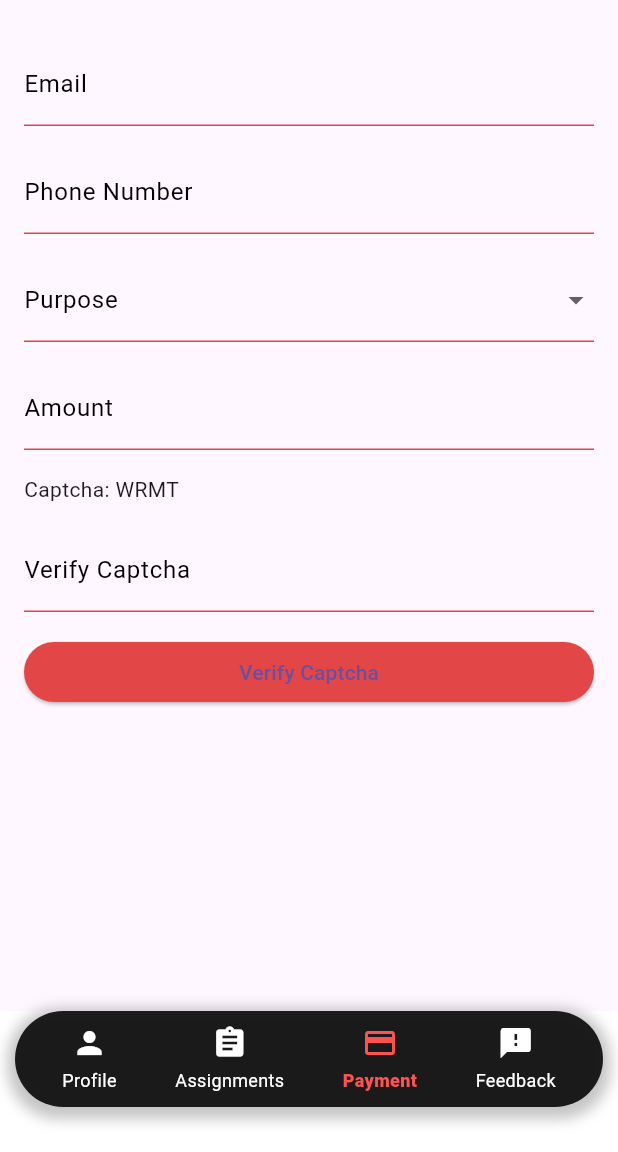
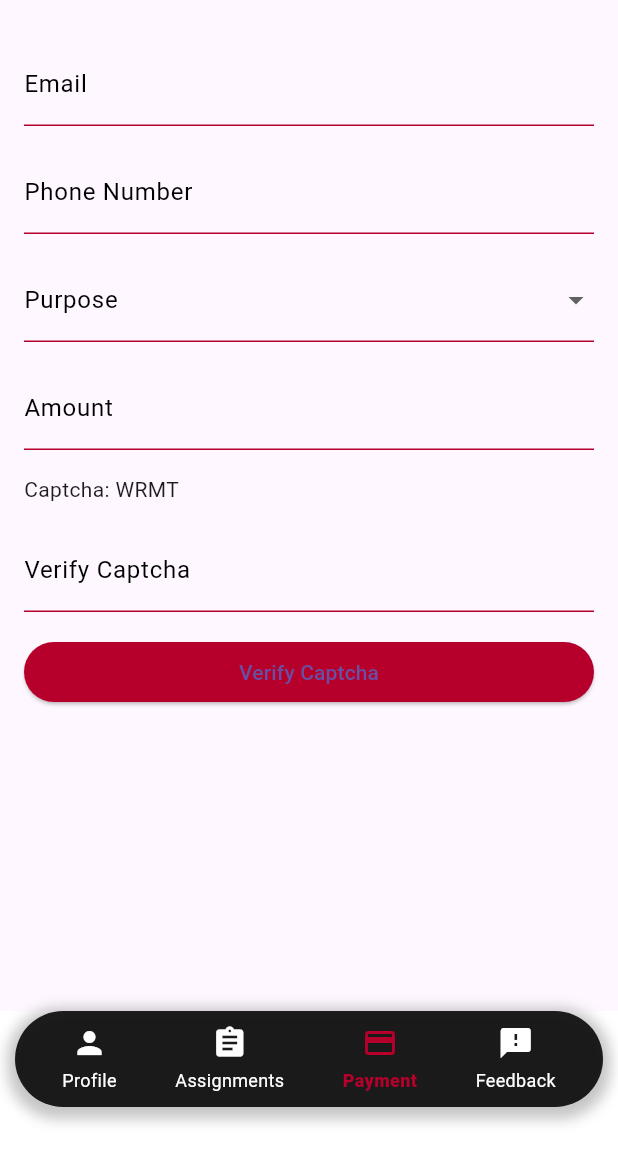
Before and after one commit to Ishan-Hegde/CRCE_Connex_App, a Flutter app: the HomePage screen opened directly, item 3 of the bottom bar chosen, on a phone screen of 412 x 824 dp, the part 84-1236 px from its top. Run offline on Flutter 3.47's test engine with Material 3 defaults, Android fonts, the phone set to English and light mode, and no system bars; our stand-ins replace cloud_firestore, file_picker, firebase_auth, firebase_core, firebase_storage, google_fonts; missing offline and left inert: upi_india; accounts and stored records are empty.

Commit message:
colors changed

```diff
--- a/lib/pages/auth_page.dart
+++ b/lib/pages/auth_page.dart
@@ -24,7 +24,7 @@ class AuthPage extends StatelessWidget {
                   // Show a loading indicator while fetching user role
                   return const Center(
                     child: CircularProgressIndicator(
-                      color: Colors.redAccent,
+                      color: Color(0xFFB6002B),
                     ),
                   );
                 } else if (roleSnapshot.hasError) {
--- a/lib/pages/home_page.dart
+++ b/lib/pages/home_page.dart
@@ -108,7 +108,7 @@ class _HomePageState extends State<HomePage> {
             Icon(
               icon,
               size: 24.0,
-              color: _currentIndex == index ? Colors.redAccent : Colors.white,
+              color: _currentIndex == index ? Color(0xFFB6002B) : Colors.white,
             ),
             const SizedBox(height: 4.0),
             Text(
@@ -117,7 +117,8 @@ class _HomePageState extends State<HomePage> {
                 fontSize: 12.0,
                 fontWeight:
                     _currentIndex == index ? FontWeight.w900 : FontWeight.w400,
-                color: _currentIndex == index ? Colors.redAccent : Colors.white,
+                color:
+                    _currentIndex == index ? Color(0xFFB6002B) : Colors.white,
               ),
             ),
           ],
--- a/lib/pages/teacher_home_page.dart
+++ b/lib/pages/teacher_home_page.dart
@@ -103,7 +103,7 @@ class _TeacherHomePageState extends State<TeacherHomePage> {
             Icon(
               icon,
               size: 24.0,
-              color: _currentIndex == index ? Colors.redAccent : Colors.white,
+              color: _currentIndex == index ? Color(0xFFB6002B) : Colors.white,
             ),
             const SizedBox(height: 4.0),
             Text(
@@ -112,7 +112,8 @@ class _TeacherHomePageState extends State<TeacherHomePage> {
                 fontSize: 12.0,
                 fontWeight:
                     _currentIndex == index ? FontWeight.w900 : FontWeight.w400,
-                color: _currentIndex == index ? Colors.redAccent : Colors.white,
+                color:
+                    _currentIndex == index ? Color(0xFFB6002B) : Colors.white,
               ),
             ),
           ],
--- a/lib/screens/student_assets/assignment_section/view.dart
+++ b/lib/screens/student_assets/assignment_section/view.dart
@@ -162,7 +162,7 @@ class AssignmentUI extends State<AssignmentPg> {
                   },
                   style: ElevatedButton.styleFrom(
                     foregroundColor: Colors.white,
-                    backgroundColor: const Color.fromARGB(255, 227, 70, 70),
+                    backgroundColor: Color(0xFFB6002B),
                     shape: RoundedRectangleBorder(
                       borderRadius: BorderRadius.circular(20.0),
                     ),
@@ -230,7 +230,7 @@ class AssignmentUI extends State<AssignmentPg> {
           Icon(
             item.icon,
             size: 60,
-            color: const Color.fromARGB(255, 227, 70, 70),
+            color: const Color(0xFFB6002B),
           ),
           const SizedBox(height: 10),
           Text(
@@ -257,7 +257,7 @@ class AssignmentUI extends State<AssignmentPg> {
               ElevatedButton(
                 onPressed: _openFileExplorer,
                 style: ElevatedButton.styleFrom(
-                  backgroundColor: const Color.fromARGB(255, 227, 70, 70),
+                  backgroundColor: const Color(0xFFB6002B),
                 ),
                 child: const Text(
                   'Upload',
--- a/lib/screens/student_assets/feedback_section/view.dart
+++ b/lib/screens/student_assets/feedback_section/view.dart
@@ -68,7 +68,7 @@ class FeedbackCard extends StatelessWidget {
   Widget build(BuildContext context) {
     return Card(
       elevation: 3,
-      color: Colors.redAccent,
+      color: Color(0xFFB6002B),
       child: InkWell(
         onTap: onPressed,
         child: Padding(
@@ -192,7 +192,7 @@ class FeedbackHistoryPage extends StatelessWidget {
     return Scaffold(
       appBar: AppBar(
         title: const Text('Feedback History'),
-        backgroundColor: Colors.redAccent,
+        backgroundColor: Color(0xFFB6002B),
       ),
       body: StreamBuilder<QuerySnapshot>(
         stream: FirebaseFirestore.instance
--- a/lib/screens/student_assets/payment_page/view.dart
+++ b/lib/screens/student_assets/payment_page/view.dart
@@ -156,12 +156,12 @@ class _PaymentPageState extends State<PaymentPage> {
                   labelStyle: TextStyle(color: Colors.black), // Text color
                   focusedBorder: UnderlineInputBorder(
                     borderSide: BorderSide(
-                      color: Color.fromARGB(255, 227, 70, 70),
+                      color: Color(0xFFB6002B),
                     ),
                   ),
                   enabledBorder: UnderlineInputBorder(
                     borderSide: BorderSide(
-                      color: Color.fromARGB(255, 227, 70, 70),
+                      color: Color(0xFFB6002B),
                     ),
                   ),
                 ),
@@ -180,12 +180,12 @@ class _PaymentPageState extends State<PaymentPage> {
                   labelStyle: TextStyle(color: Colors.black), // Text color
                   focusedBorder: UnderlineInputBorder(
                     borderSide: BorderSide(
-                      color: Color.fromARGB(255, 227, 70, 70),
+                      color: Color(0xFFB6002B),
                     ),
                   ),
                   enabledBorder: UnderlineInputBorder(
                     borderSide: BorderSide(
-                      color: Color.fromARGB(255, 227, 70, 70),
+                      color: Color(0xFFB6002B),
                     ),
                   ),
                 ),
@@ -213,12 +213,12 @@ class _PaymentPageState extends State<PaymentPage> {
                   labelStyle: TextStyle(color: Colors.black), // Text color
                   focusedBorder: UnderlineInputBorder(
                     borderSide: BorderSide(
-                      color: Color.fromARGB(255, 227, 70, 70),
+                      color: Color(0xFFB6002B),
                     ),
                   ),
                   enabledBorder: UnderlineInputBorder(
                     borderSide: BorderSide(
-                      color: Color.fromARGB(255, 227, 70, 70),
+                      color: Color(0xFFB6002B),
                     ),
                   ),
                 ),
@@ -231,12 +231,12 @@ class _PaymentPageState extends State<PaymentPage> {
                   labelStyle: TextStyle(color: Colors.black), // Text color
                   focusedBorder: UnderlineInputBorder(
                     borderSide: BorderSide(
-                      color: Color.fromARGB(255, 227, 70, 70),
+                      color: Color(0xFFB6002B),
                     ),
                   ),
                   enabledBorder: UnderlineInputBorder(
                     borderSide: BorderSide(
-                      color: Color.fromARGB(255, 227, 70, 70),
+                      color: Color(0xFFB6002B),
                     ),
                   ),
                 ),
@@ -252,12 +252,12 @@ class _PaymentPageState extends State<PaymentPage> {
                   labelStyle: TextStyle(color: Colors.black), // Text color
                   focusedBorder: UnderlineInputBorder(
                     borderSide: BorderSide(
-                      color: Color.fromARGB(255, 227, 70, 70),
+                      color: Color(0xFFB6002B),
                     ),
                   ),
                   enabledBorder: UnderlineInputBorder(
                     borderSide: BorderSide(
-                      color: Color.fromARGB(255, 227, 70, 70),
+                      color: Color(0xFFB6002B),
                     ),
                   ),
                 ),
@@ -266,7 +266,7 @@ class _PaymentPageState extends State<PaymentPage> {
               ElevatedButton(
                 onPressed: captchaVerified ? initiatePayment : verifyCaptcha,
                 style: ElevatedButton.styleFrom(
-                  backgroundColor: const Color.fromARGB(255, 227, 70, 70),
+                  backgroundColor: const Color(0xFFB6002B),
                 ),
                 child:
                     Text(captchaVerified ? 'Make Payment' : 'Verify Captcha'),
--- a/lib/screens/teacher_assets/teacher_assignment_page.dart
+++ b/lib/screens/teacher_assets/teacher_assignment_page.dart
@@ -45,7 +45,7 @@ class TeacherAssignmentPage extends StatelessWidget {
             },
             child: const Text('View File'),
             style: ElevatedButton.styleFrom(
-              backgroundColor: const Color.fromARGB(255, 227, 70, 70),
+              backgroundColor: const Color(0xFFB6002B),
             ),
           ),
         ));
--- a/lib/theme.dart
+++ b/lib/theme.dart
@@ -19,7 +19,7 @@ class AppTheme {
           surface: Color(0xFF1B1C21),
           onSurface: Color(0xFFC1C1C1),
           error: Colors.red,
-          onError: Colors.redAccent,
+          onError: Color(0xFFB6002B),
         ));
   }
 
@@ -40,7 +40,7 @@ class AppTheme {
         surface: Color(0xFFF6F6F6),
         onSurface: Color(0xFF3A3A3A),
         error: Colors.red,
-        onError: Colors.redAccent,
+        onError: Color(0xFFB6002B),
       ),
     );
   }
```
